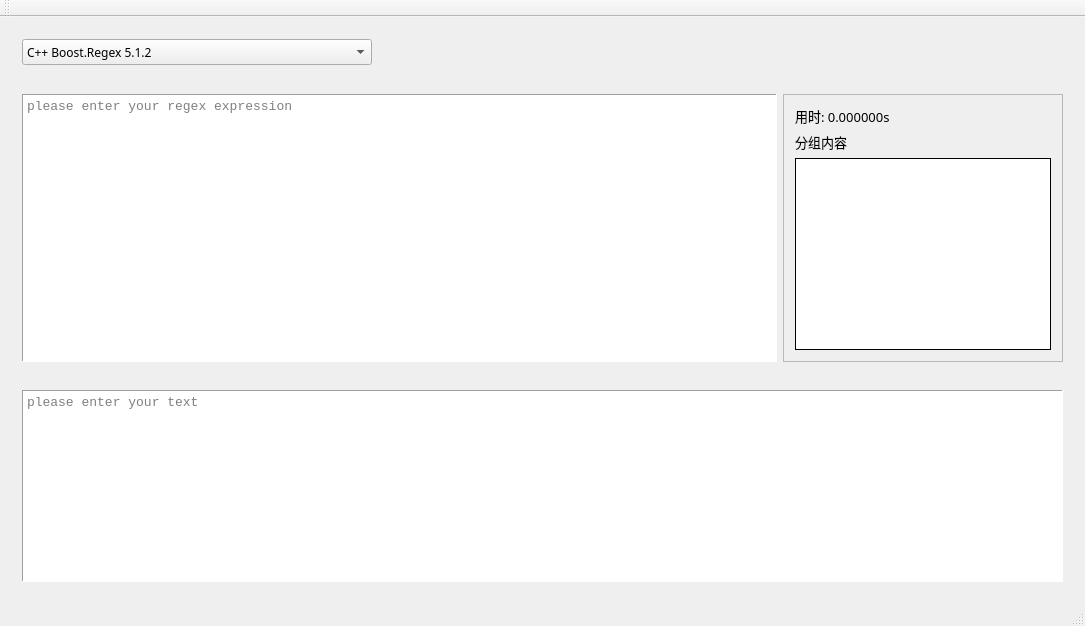
The window that Regex/Regex/mainwindow.ui (an-yun/AnyunRegex) describes before a commit, drawn with Qt 5.
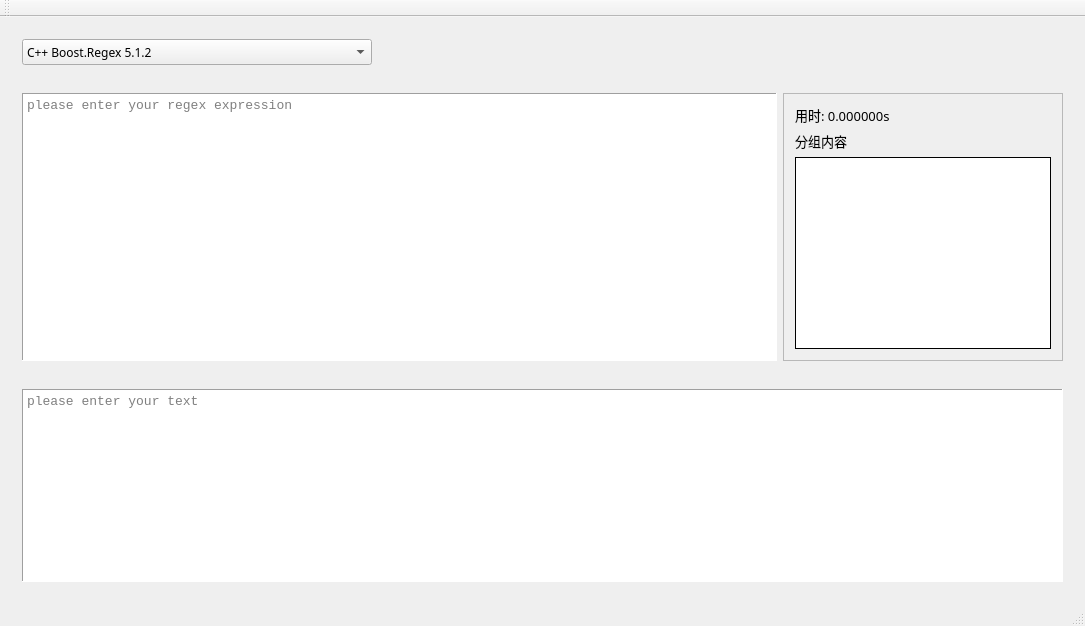
The same window after the commit.

Commit message: ok,very nice

```diff
--- a/Regex/Regex/mainwindow.ui
+++ b/Regex/Regex/mainwindow.ui
@@ -21,7 +21,7 @@
        <bool>true</bool>
       </property>
       <property name="sizePolicy">
-       <sizepolicy hsizetype="Expanding" vsizetype="Expanding">
+       <sizepolicy hsizetype="Expanding" vsizetype="Preferred">
         <horstretch>0</horstretch>
         <verstretch>0</verstretch>
        </sizepolicy>
@@ -192,7 +192,7 @@
           <item>
            <widget class="QTextEdit" name="search_result_textEdit">
             <property name="sizePolicy">
-             <sizepolicy hsizetype="Preferred" vsizetype="Fixed">
+             <sizepolicy hsizetype="Preferred" vsizetype="Expanding">
               <horstretch>0</horstretch>
               <verstretch>0</verstretch>
              </sizepolicy>
```
The commit also changes 2 other files.
